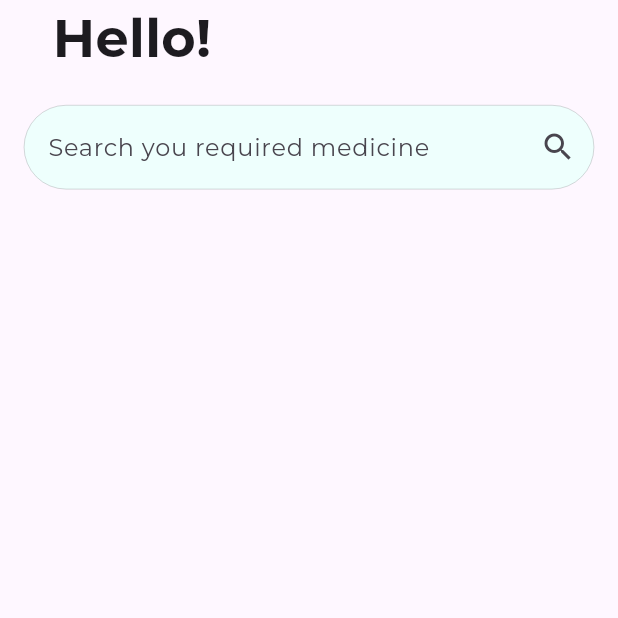
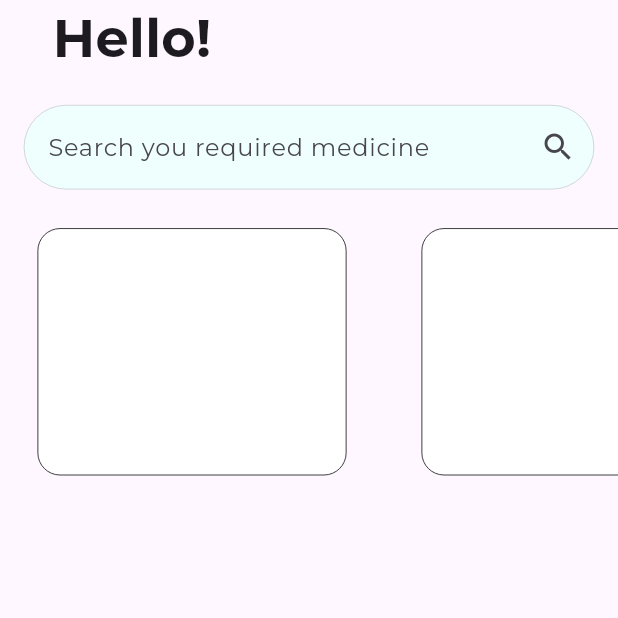
Before and after one commit to Nandagopalvs25/Pharmalink, a Flutter app: the HomeUser screen opened directly, on a phone screen of 412 x 824 dp, the top half of it. Run offline on Flutter 3.47's test engine with Material 3 defaults, Android fonts, the phone set to English and light mode, and no system bars; our stand-ins replace get, google_fonts; project files that could hold a hidden picture were left out.

Commit message:
user view tweaks

```diff
--- a/lib/user/views/homeviewuser.dart
+++ b/lib/user/views/homeviewuser.dart
@@ -47,6 +47,42 @@ class HomeUser extends StatelessWidget {
               ),
             ),
           ),
+          SingleChildScrollView(
+              scrollDirection: Axis.horizontal,
+              child: Row(
+                children: [
+                  Container(
+                    width: _screenwidth * 0.5,
+                    height: _screenheight * 0.2,
+                    padding: EdgeInsets.all(35),
+                    margin: EdgeInsets.symmetric(vertical: 10, horizontal: 25),
+                    decoration: BoxDecoration(
+                        color: Colors.white,
+                        borderRadius: BorderRadius.circular(15),
+                        border: Border.all(width: 0.5, color: Colors.black)),
+                  ),
+                  Container(
+                    width: _screenwidth * 0.5,
+                    height: _screenheight * 0.2,
+                    padding: EdgeInsets.all(35),
+                    margin: EdgeInsets.symmetric(vertical: 10, horizontal: 25),
+                    decoration: BoxDecoration(
+                        color: Colors.white,
+                        borderRadius: BorderRadius.circular(15),
+                        border: Border.all(width: 0.5, color: Colors.black)),
+                  ),
+                  Container(
+                    width: _screenwidth * 0.5,
+                    height: _screenheight * 0.2,
+                    padding: EdgeInsets.all(35),
+                    margin: EdgeInsets.symmetric(vertical: 10, horizontal: 25),
+                    decoration: BoxDecoration(
+                        color: Colors.white,
+                        borderRadius: BorderRadius.circular(15),
+                        border: Border.all(width: 0.5, color: Colors.black)),
+                  ),
+                ],
+              ))
         ],
       ),
     );
```
